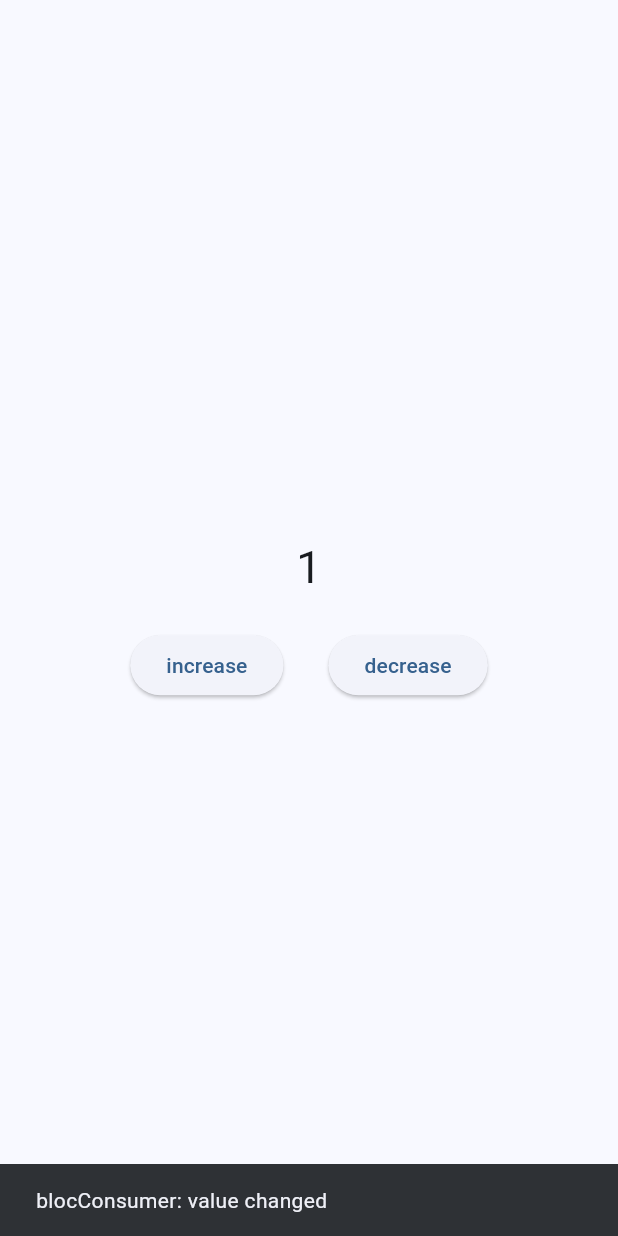
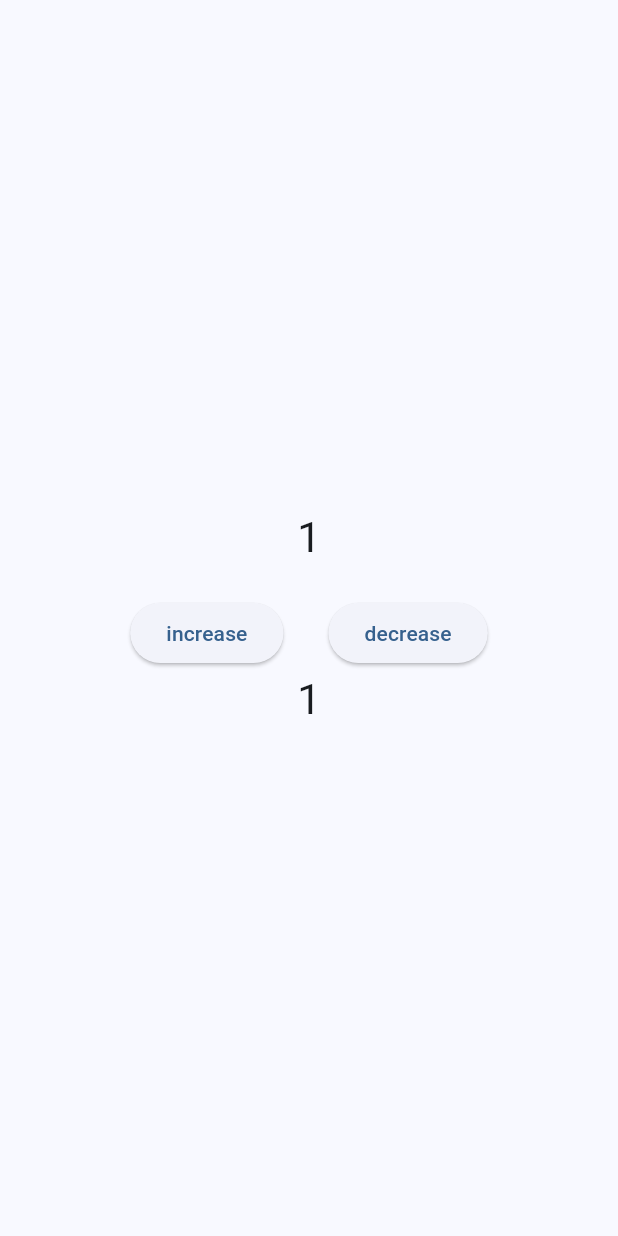
Before and after one commit to TheDP66/testingbloc_course, a Flutter app: the screen it shows after launch, after a tap on "increase", on a phone screen of 412 x 824 dp. Run offline on Flutter 3.47's test engine with Material 3 defaults, Android fonts, the phone set to English and light mode, and no system bars; our stand-ins replace bloc, flutter_bloc.

```diff
--- a/lib/home_page.dart
+++ b/lib/home_page.dart
@@ -7,6 +7,9 @@ class HomePage extends StatelessWidget {
 
   @override
   Widget build(BuildContext context) {
+    // ? define watcher (example line: 71-76)
+    var state = context.watch<CounterCubit>().state;
+
     return Scaffold(
       body: Center(
         child: Column(
@@ -24,35 +27,35 @@ class HomePage extends StatelessWidget {
             //   child: Container(),
             // ),
             // ? listen and build changes
-            BlocConsumer<CounterCubit, int>(
-              listenWhen: (previous, current) {
-                if (current == 3 || current == 1) {
-                  return true;
-                }
-                return false;
-              },
-              buildWhen: (previous, current) {
-                if (current != 3 || current != 1) {
-                  return true;
-                }
-                return false;
-              },
-              listener: (context, state) {
-                ScaffoldMessenger.of(context).showSnackBar(
-                  const SnackBar(
-                    content: Text("blocConsumer: value changed"),
-                  ),
-                );
-              },
-              builder: (context, state) {
-                return Text(
-                  state.toString(),
-                  style: const TextStyle(
-                    fontSize: 30,
-                  ),
-                );
-              },
-            ),
+            // BlocConsumer<CounterCubit, int>(
+            //   listenWhen: (previous, current) {
+            //     if (current == 3 || current == 1) {
+            //       return true;
+            //     }
+            //     return false;
+            //   },
+            //   buildWhen: (previous, current) {
+            //     if (current != 3 || current != 1) {
+            //       return true;
+            //     }
+            //     return false;
+            //   },
+            //   listener: (context, state) {
+            //     ScaffoldMessenger.of(context).showSnackBar(
+            //       const SnackBar(
+            //         content: Text("blocConsumer: value changed"),
+            //       ),
+            //     );
+            //   },
+            //   builder: (context, state) {
+            //     return Text(
+            //       state.toString(),
+            //       style: const TextStyle(
+            //         fontSize: 30,
+            //       ),
+            //     );
+            //   },
+            // ),
             // ? only build changes
             // BlocBuilder<CounterCubit, int>(
             //   builder: (context, state) {
@@ -64,6 +67,13 @@ class HomePage extends StatelessWidget {
             //     );
             //   },
             // ),
+            // ? catch changes using watch (line: 10)
+            Text(
+              state.toString(),
+              style: const TextStyle(
+                fontSize: 28,
+              ),
+            ),
             const SizedBox(height: 20),
             Row(
               mainAxisAlignment: MainAxisAlignment.center,
@@ -83,6 +93,17 @@ class HomePage extends StatelessWidget {
                 ),
               ],
             ),
+            Builder(
+              builder: (context) {
+                print("rebuild");
+                return Text(
+                  state.toString(),
+                  style: const TextStyle(
+                    fontSize: 28,
+                  ),
+                );
+              },
+            ),
           ],
         ),
       ),
--- a/lib/main.dart
+++ b/lib/main.dart
@@ -24,7 +24,7 @@ class _MyAppState extends State<MyApp> {
   @override
   Widget build(BuildContext context) {
     return BlocProvider(
-      create: (context) => CounterCubit(),
+      create: (_) => CounterCubit(),
       child: MaterialApp(
         title: 'flutter_advanced_course',
         theme: ThemeData(
```
